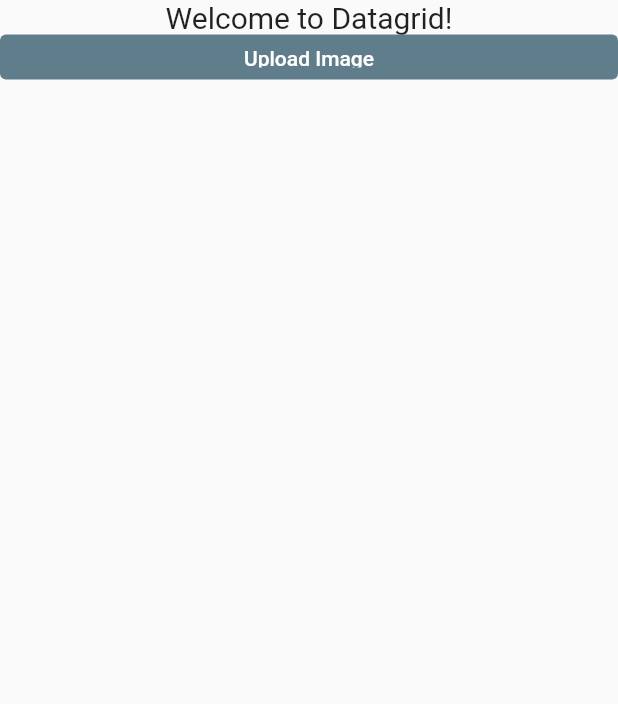
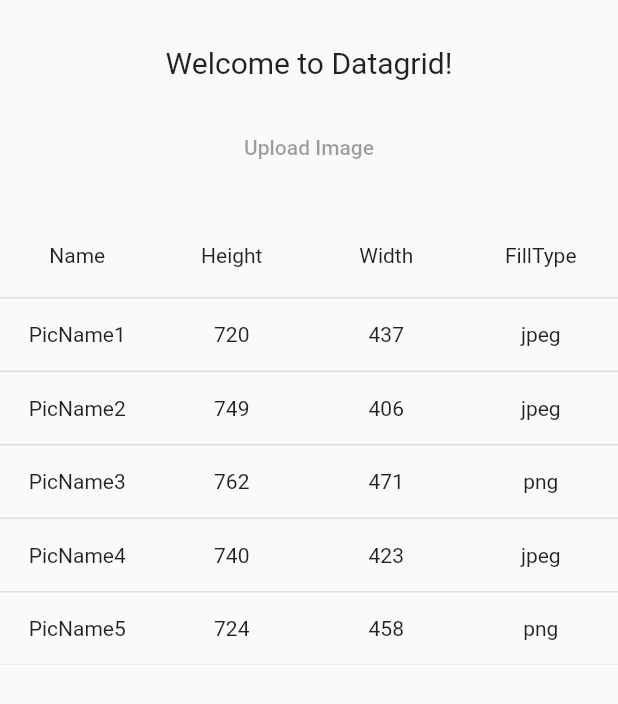
Before and after one commit to Kevin-Borup/AppProgramming, a Flutter app: the screen it shows after launch, on a phone screen of 412 x 824 dp. Shown: the top 704 px of the screen. Run offline on Flutter 3.47's test engine with Material 2 defaults, Android fonts, the light colour scheme and no system bars; drawn by our look-alikes of syncfusion_flutter_datagrid; our stand-ins replace image_picker; statements that could not run were skipped.

Commit message:
progress1

```diff
--- a/flutter_application_datagrid_app1/lib/models/models.dart
+++ b/flutter_application_datagrid_app1/lib/models/models.dart
@@ -1 +1,2 @@
 export 'picture_container.dart';
+export 'picture_datasource.dart';
--- /dev/null
+++ b/flutter_application_datagrid_app1/lib/models/picture_datasource.dart
@@ -0,0 +1,38 @@
+import 'package:flutter/material.dart';
+import 'package:syncfusion_flutter_datagrid/datagrid.dart';
+import 'models.dart';
+
+/// An object to set the pictureContainer collection data source to the datagrid. This
+/// is used to map the picture data to the datagrid widget.
+class PictureDataSource extends DataGridSource {
+  /// Creates the picture data source class with required details.
+  PictureDataSource({required List<PictureContainer> pictureData}) {
+    _pictureData = pictureData
+        .map<DataGridRow>((e) => DataGridRow(cells: [
+              DataGridCell<String>(columnName: 'Name', value: e.name),
+              DataGridCell<int>(columnName: 'Height', value: e.height),
+              DataGridCell<int>(columnName: 'Width', value: e.width),
+              DataGridCell<String>(
+                  columnName: 'FillType',
+                  value: e.type.name.replaceAll("FillType", "")),
+            ]))
+        .toList();
+  }
+
+  List<DataGridRow> _pictureData = [];
+
+  @override
+  List<DataGridRow> get rows => _pictureData;
+
+  @override
+  DataGridRowAdapter buildRow(DataGridRow row) {
+    return DataGridRowAdapter(
+        cells: row.getCells().map<Widget>((e) {
+      return Container(
+        alignment: Alignment.center,
+        padding: const EdgeInsets.all(8.0),
+        child: Text(e.value.toString()),
+      );
+    }).toList());
+  }
+}
--- a/flutter_application_datagrid_app1/lib/screens/home_screen.dart
+++ b/flutter_application_datagrid_app1/lib/screens/home_screen.dart
@@ -1,4 +1,14 @@
+import 'dart:io';
+import 'dart:math';
+import 'dart:ui';
+
 import 'package:flutter/material.dart';
+import 'package:flutter_application_datagrid_app1/models/models.dart';
+import 'package:flutter_application_datagrid_app1/widgets/widgets.dart';
+import 'package:image_picker/image_picker.dart';
+
+
+import 'package:syncfusion_flutter_datagrid/datagrid.dart';
 
 class HomeScreen extends StatefulWidget {
   const HomeScreen({Key? key}) : super(key: key);
@@ -11,28 +21,109 @@ class _HomeScreenState extends State<HomeScreen> {
   final ButtonStyle raisedButtonStyle = ElevatedButton.styleFrom(
     foregroundColor: Colors.white,
     backgroundColor: Colors.blueGrey,
-      fixedSize: const Size(30, 50));
+  );
+
+  List<PictureContainer> pictureCons = <PictureContainer>[];
+  late PictureDataSource pictureConsDataSource;
+
+
+
+  @override
+  void initState() {
+    super.initState();
+    pictureCons = getPictureData();
+    pictureConsDataSource = PictureDataSource(pictureData: pictureCons);
+  }
 
   @override
   Widget build(BuildContext context) {
     return Scaffold(
-      body: ListView(
+      body: Center(
+          child: Column(
         children: <Widget>[
-          const Text(
+          const Padding(
+              padding: EdgeInsets.only(top: 30, bottom: 20),
+              child: const Text(
                 "Welcome to Datagrid!",
                 textAlign: TextAlign.center,
                 style: TextStyle(fontSize: 20),
-          ),
-          SizedBox(
-            height: 30,
-            width: 30,
+              )),
+          Padding(
+              padding: EdgeInsets.only(bottom: 20),
+              child: SizedBox(
+                height: 50,
+                width: 150,
                 child: TextButton(
                     style: raisedButtonStyle,
-                onPressed: () {},
+                    onPressed: ,
                     child: const Text('Upload Image')),
-          )
+              )),
+          SfDataGrid(
+              source: pictureConsDataSource,
+              columnWidthMode: ColumnWidthMode.fill,
+              columns: <GridColumn>[
+                GridColumn(
+                    columnName: "Name",
+                    label: Container(
+                        padding: EdgeInsets.all(16.0),
+                        alignment: Alignment.center,
+                        child: Text(
+                          'Name',
+                        ))),
+                GridColumn(
+                    columnName: "Height",
+                    label: Container(
+                        padding: EdgeInsets.all(16.0),
+                        alignment: Alignment.center,
+                        child: Text(
+                          'Height',
+                        ))),
+                GridColumn(
+                    columnName: "Width",
+                    label: Container(
+                        padding: EdgeInsets.all(16.0),
+                        alignment: Alignment.center,
+                        child: Text(
+                          'Width',
+                        ))),
+                GridColumn(
+                    columnName: "FillType",
+                    label: Container(
+                        padding: EdgeInsets.all(16.0),
+                        alignment: Alignment.center,
+                        child: Text(
+                          'FillType',
+                        ))),
+              ])
         ],
-      ),
+      )),
     );
   }
+
+  List<PictureContainer> getPictureData() {
+    Random random = Random();
+
+    return [
+      PictureContainer("PicName1", random.nextInt(100) + 700,
+          random.nextInt(100) + 400, FillType.values[random.nextInt(2)]),
+      PictureContainer("PicName2", random.nextInt(100) + 700,
+          random.nextInt(100) + 400, FillType.values[random.nextInt(2)]),
+      PictureContainer("PicName3", random.nextInt(100) + 700,
+          random.nextInt(100) + 400, FillType.values[random.nextInt(2)]),
+      PictureContainer("PicName4", random.nextInt(100) + 700,
+          random.nextInt(100) + 400, FillType.values[random.nextInt(2)]),
+      PictureContainer("PicName5", random.nextInt(100) + 700,
+          random.nextInt(100) + 400, FillType.values[random.nextInt(2)]),
+      PictureContainer("PicName6", random.nextInt(100) + 700,
+          random.nextInt(100) + 400, FillType.values[random.nextInt(2)]),
+      PictureContainer("PicName7", random.nextInt(100) + 700,
+          random.nextInt(100) + 400, FillType.values[random.nextInt(2)]),
+      PictureContainer("PicName8", random.nextInt(100) + 700,
+          random.nextInt(100) + 400, FillType.values[random.nextInt(2)]),
+      PictureContainer("PicName9", random.nextInt(100) + 700,
+          random.nextInt(100) + 400, FillType.values[random.nextInt(2)]),
+      PictureContainer("PicName10", random.nextInt(100) + 700,
+          random.nextInt(100) + 400, FillType.values[random.nextInt(2)])
+    ];
   }
+}
--- /dev/null
+++ b/flutter_application_datagrid_app1/lib/widgets/file_upload_widget.dart
@@ -0,0 +1,41 @@
+import 'dart:io';
+
+import 'package:flutter/material.dart';
+import 'package:image_picker/image_picker.dart';
+
+class FileUploadWidget extends StatelessWidget {
+  FileUploadWidget({Key? key}) : super(key: key);
+  late File? imageFile;
+
+  Future<File?> pickImagefromGallery() async {
+    final pickedImage =
+        await ImagePicker().pickImage(source: ImageSource.gallery);
+    if (pickedImage != null) {
+      return File(pickedImage.path);
+    } else {
+      return null;
+    }
+  }
+
+  imageFile = pickImagefromGallery();
+
+  @override
+  Widget build(BuildContext context) {
+    return const Scaffold(
+      body: SimpleDialog(
+        title: const Text('File Upload'),
+        children: <Widget>[
+          Image(image: FileImage(pickImagefromGallery())),
+          SimpleDialogOption(
+            onPressed: () {},
+            child: const Text('Option 1'),
+          ),
+          SimpleDialogOption(
+            onPressed: () {},
+            child: const Text('Upload'),
+          ),
+        ],
+      ),
+    );
+  }
+}
--- a/flutter_application_datagrid_app1/lib/widgets/widgets.dart
+++ b/flutter_application_datagrid_app1/lib/widgets/widgets.dart
@@ -0,0 +1 @@
+export 'file_upload_widget.dart';
--- a/flutter_application_datagrid_app1/pubspec.yaml
+++ b/flutter_application_datagrid_app1/pubspec.yaml
@@ -35,6 +35,8 @@ dependencies:
   # The following adds the Cupertino Icons font to your application.
   # Use with the CupertinoIcons class for iOS style icons.
   cupertino_icons: ^1.0.2
+  syncfusion_flutter_datagrid: ^22.2.9
+  image_picker: ^1.0.2
 
 dev_dependencies:
   flutter_test:
```
Also changed, not shown: flutter_application_datagrid_app1/pubspec.lock, 5 other files. Lines whose indentation alone changed are shown as unchanged.
